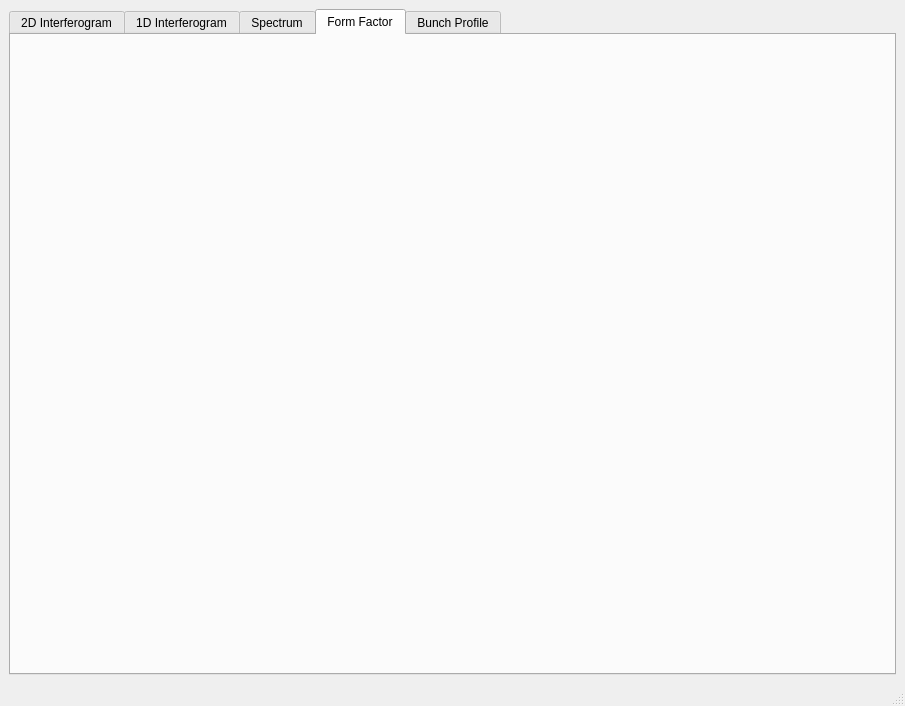
Before: the Qt Designer form FTIR_qt_interface.ui in Jammi-Dodgers/THz-interferometry, drawn with Qt 5.
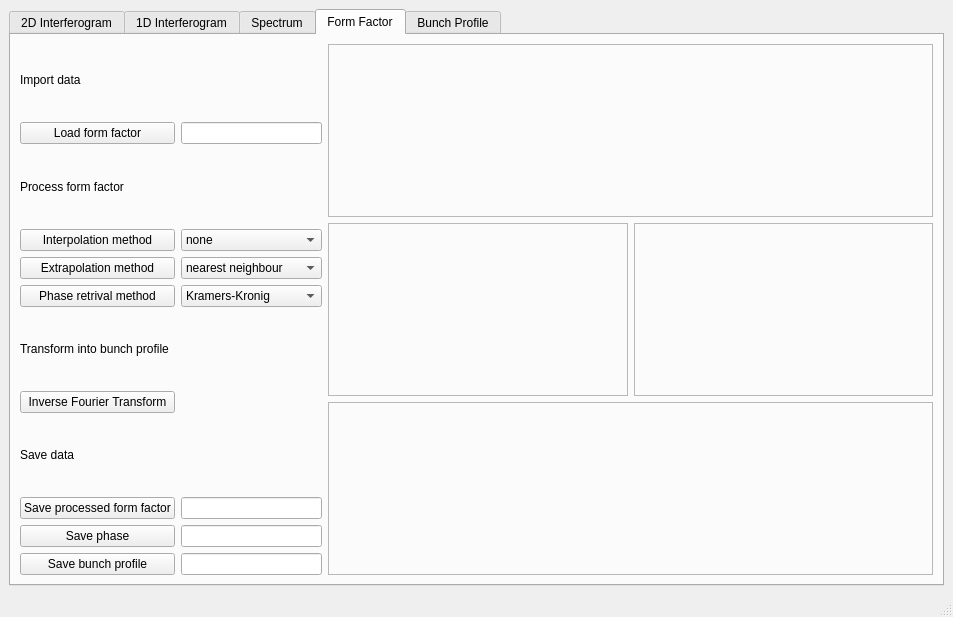
After: the same form once the commit is applied. The open tabs and pages were chosen to show the change.

Commit message: finished qt designer GUI. None of the butttons do anything yet.

```diff
--- a/FTIR_qt_interface.ui
+++ b/FTIR_qt_interface.ui
@@ -6,8 +6,8 @@
    <rect>
     <x>0</x>
     <y>0</y>
-    <width>905</width>
-    <height>706</height>
+    <width>953</width>
+    <height>617</height>
    </rect>
   </property>
   <property name="windowTitle">
@@ -447,6 +447,184 @@
        <attribute name="title">
         <string>Form Factor</string>
        </attribute>
+       <layout class="QHBoxLayout" name="horizontalLayout_4" stretch="1,2">
+        <item>
+         <layout class="QGridLayout" name="grid_ff_info">
+          <item row="0" column="0" colspan="2">
+           <widget class="QLabel" name="label_ff_load">
+            <property name="text">
+             <string>Import data</string>
+            </property>
+           </widget>
+          </item>
+          <item row="1" column="0">
+           <widget class="QPushButton" name="button_ff_loadff">
+            <property name="text">
+             <string>Load form factor</string>
+            </property>
+           </widget>
+          </item>
+          <item row="1" column="1">
+           <widget class="QLineEdit" name="lineedit_ff_loadff"/>
+          </item>
+          <item row="2" column="0" colspan="2">
+           <widget class="QLabel" name="label_ff_process">
+            <property name="text">
+             <string>Process form factor</string>
+            </property>
+           </widget>
+          </item>
+          <item row="3" column="0">
+           <widget class="QPushButton" name="button_ff_interp">
+            <property name="text">
+             <string>Interpolation method</string>
+            </property>
+           </widget>
+          </item>
+          <item row="3" column="1">
+           <widget class="QComboBox" name="combo_ff_interp">
+            <item>
+             <property name="text">
+              <string>none</string>
+             </property>
+            </item>
+            <item>
+             <property name="text">
+              <string>linear</string>
+             </property>
+            </item>
+           </widget>
+          </item>
+          <item row="4" column="0">
+           <widget class="QPushButton" name="button_ff_extrap">
+            <property name="text">
+             <string>Extrapolation method</string>
+            </property>
+           </widget>
+          </item>
+          <item row="4" column="1">
+           <widget class="QComboBox" name="combo_ff_extrap">
+            <item>
+             <property name="text">
+              <string>nearest neighbour</string>
+             </property>
+            </item>
+           </widget>
+          </item>
+          <item row="5" column="0">
+           <widget class="QPushButton" name="button_ff_kk">
+            <property name="text">
+             <string>Phase retrival method</string>
+            </property>
+           </widget>
+          </item>
+          <item row="5" column="1">
+           <widget class="QComboBox" name="combo_ff_kk">
+            <item>
+             <property name="text">
+              <string>Kramers-Kronig</string>
+             </property>
+            </item>
+           </widget>
+          </item>
+          <item row="6" column="0" colspan="2">
+           <widget class="QLabel" name="label_ff_progress">
+            <property name="text">
+             <string>Transform into bunch profile</string>
+            </property>
+           </widget>
+          </item>
+          <item row="7" column="0">
+           <widget class="QPushButton" name="button_ff_ift">
+            <property name="text">
+             <string>Inverse Fourier Transform</string>
+            </property>
+           </widget>
+          </item>
+          <item row="8" column="0" colspan="2">
+           <widget class="QLabel" name="label_ff_save">
+            <property name="text">
+             <string>Save data</string>
+            </property>
+           </widget>
+          </item>
+          <item row="9" column="0">
+           <widget class="QPushButton" name="button_ff_saveff">
+            <property name="text">
+             <string>Save processed form factor</string>
+            </property>
+           </widget>
+          </item>
+          <item row="9" column="1">
+           <widget class="QLineEdit" name="lineedit_ff_saveff"/>
+          </item>
+          <item row="10" column="0">
+           <widget class="QPushButton" name="button_ff_savephase">
+            <property name="text">
+             <string>Save phase</string>
+            </property>
+           </widget>
+          </item>
+          <item row="10" column="1">
+           <widget class="QLineEdit" name="lineedit_ff_savephase"/>
+          </item>
+          <item row="11" column="0">
+           <widget class="QPushButton" name="button_ff_savebunch">
+            <property name="text">
+             <string>Save bunch profile</string>
+            </property>
+           </widget>
+          </item>
+          <item row="11" column="1">
+           <widget class="QLineEdit" name="lineedit_ff_savebunch"/>
+          </item>
+         </layout>
+        </item>
+        <item>
+         <layout class="QGridLayout" name="grid_ff_graphs">
+          <item row="0" column="0" colspan="2">
+           <widget class="QFrame" name="frame_ff_ff">
+            <property name="frameShape">
+             <enum>QFrame::StyledPanel</enum>
+            </property>
+            <property name="frameShadow">
+             <enum>QFrame::Raised</enum>
+            </property>
+           </widget>
+          </item>
+          <item row="1" column="0">
+           <widget class="QFrame" name="frame_ff_process">
+            <property name="frameShape">
+             <enum>QFrame::StyledPanel</enum>
+            </property>
+            <property name="frameShadow">
+             <enum>QFrame::Raised</enum>
+            </property>
+           </widget>
+          </item>
+          <item row="1" column="1">
+           <widget class="QFrame" name="frame_ff_phase">
+            <property name="frameShape">
+             <enum>QFrame::StyledPanel</enum>
+            </property>
+            <property name="frameShadow">
+             <enum>QFrame::Raised</enum>
+            </property>
+           </widget>
+          </item>
+          <item row="2" column="0" colspan="2">
+           <widget class="QFrame" name="frame_ff_bunch">
+            <property name="frameShape">
+             <enum>QFrame::StyledPanel</enum>
+            </property>
+            <property name="frameShadow">
+             <enum>QFrame::Raised</enum>
+            </property>
+           </widget>
+          </item>
+         </layout>
+        </item>
+       </layout>
       </widget>
       <widget class="QWidget" name="tab_bunch">
        <attribute name="title">
```
Left out of the diff: 455 changed lines with no effect on the pictures.
